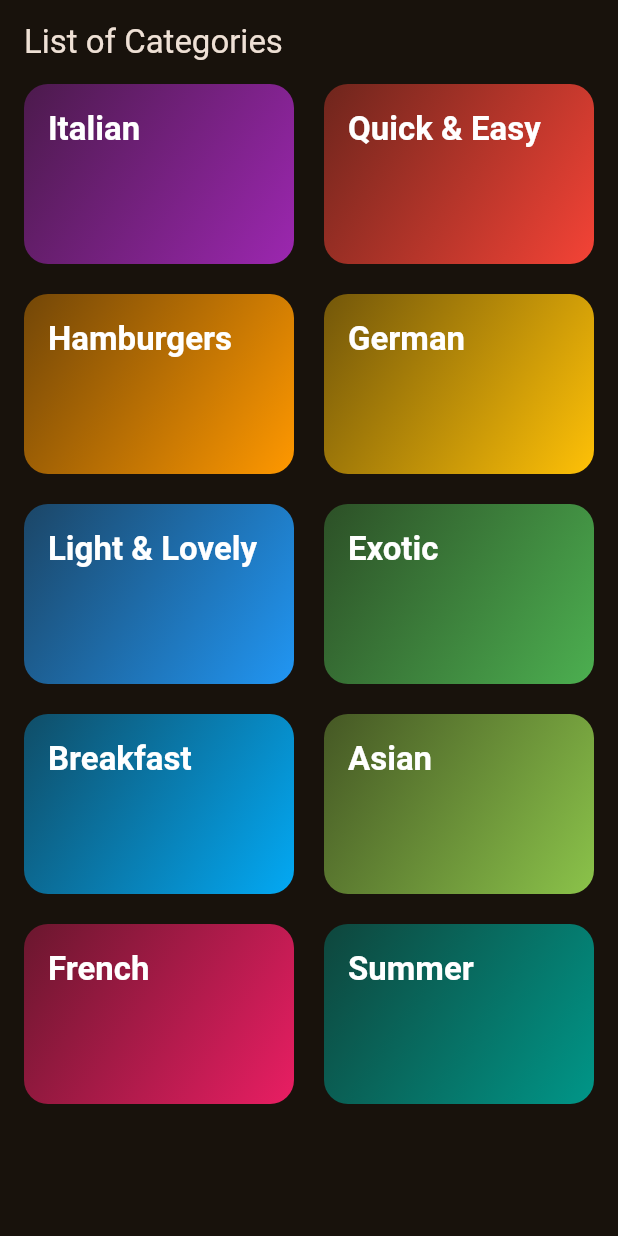
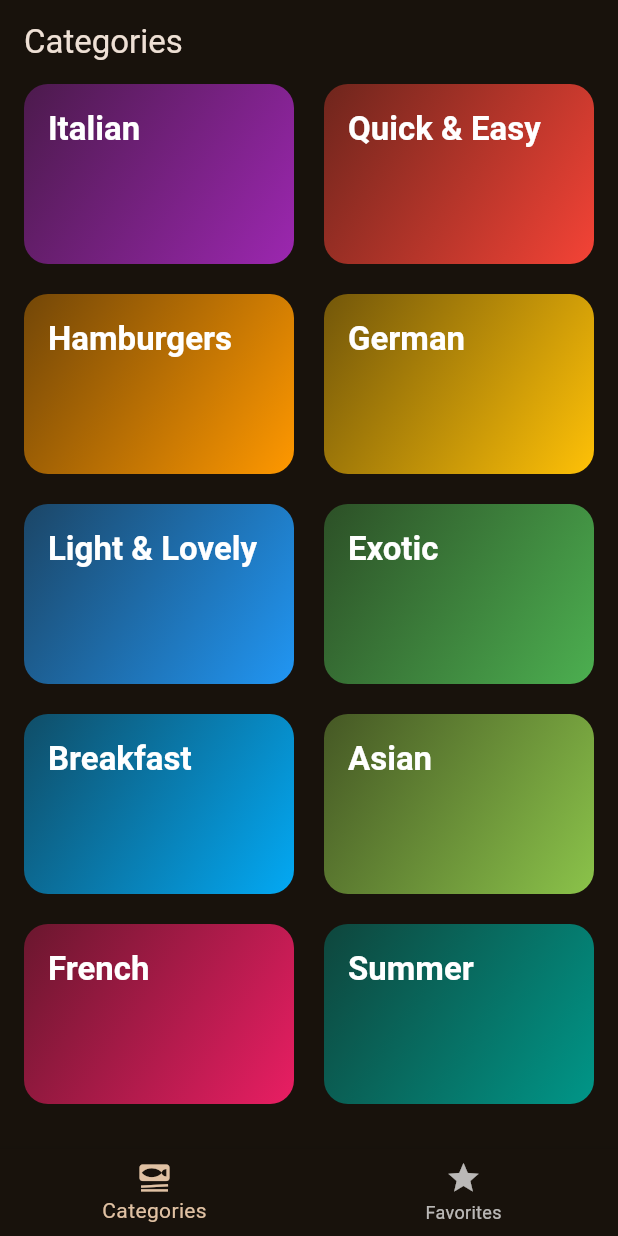
Before and after one commit to Orhanko/FlutterStart_4, a Flutter app: the screen it shows after launch, on a phone screen of 412 x 824 dp. Run offline on Flutter 3.47's test engine with Material 3 defaults, Android fonts, the phone set to English and light mode, and no system bars; our stand-ins replace transparent_image.

Commit message:
Implemented tab bar

```diff
--- a/lib/main.dart
+++ b/lib/main.dart
@@ -1,5 +1,6 @@
 import 'package:flutter/material.dart';
 import 'package:pocetak4/screens/categories_screen.dart';
+import 'package:pocetak4/screens/tabs.dart';
 
 final theme = ThemeData(
   useMaterial3: true,
@@ -17,6 +18,6 @@ class App extends StatelessWidget {
 
   @override
   Widget build(BuildContext context) {
-    return MaterialApp(theme: theme, home: CategoriesScreen());
+    return MaterialApp(theme: theme, home: TabsScreen());
   }
 }
--- a/lib/screens/categories_screen.dart
+++ b/lib/screens/categories_screen.dart
@@ -21,9 +21,7 @@ class CategoriesScreen extends StatelessWidget {
   const CategoriesScreen({super.key});
   @override
   Widget build(BuildContext context) {
-    return Scaffold(
-      appBar: AppBar(title: Text("List of Categories")),
-      body: GridView(
+    return GridView(
       padding: EdgeInsets.symmetric(horizontal: 16),
       gridDelegate: SliverGridDelegateWithFixedCrossAxisCount(
         crossAxisCount: 2,
@@ -40,7 +38,6 @@ class CategoriesScreen extends StatelessWidget {
             },
           ),
       ],
-      ),
     );
   }
 }
--- /dev/null
+++ b/lib/screens/tabs.dart
@@ -0,0 +1,50 @@
+import 'package:flutter/material.dart';
+import 'package:pocetak4/screens/categories_screen.dart';
+import 'package:pocetak4/screens/meals_screen.dart';
+
+class TabsScreen extends StatefulWidget {
+  const TabsScreen({super.key});
+  @override
+  State<TabsScreen> createState() {
+    return _TabsScreenState();
+  }
+}
+
+class _TabsScreenState extends State<TabsScreen> {
+  int selectedPageIndex = 0;
+
+  void selectPage(int index) {
+    setState(() {
+      selectedPageIndex = index;
+    });
+  }
+
+  @override
+  Widget build(BuildContext context) {
+    Widget activePage = CategoriesScreen();
+    var activePageTitle = "Categories";
+
+    if (selectedPageIndex == 1) {
+      activePage = MealsScreen(meals: []);
+      activePageTitle = "Favorites";
+    }
+    return Scaffold(
+      appBar: AppBar(title: Text(activePageTitle)),
+      body: activePage,
+      bottomNavigationBar: BottomNavigationBar(
+        currentIndex: selectedPageIndex,
+        onTap: selectPage,
+        items: [
+          BottomNavigationBarItem(
+            icon: Icon(Icons.set_meal, semanticLabel: "Categories"),
+            label: "Categories",
+          ),
+          BottomNavigationBarItem(
+            icon: Icon(Icons.star, semanticLabel: "Favorites"),
+            label: "Favorites",
+          ),
+        ],
+      ),
+    );
+  }
+}
```
Also changed, not shown: lib/screens/meals_screen.dart (+14 -7 lines), 10 other files. Lines whose indentation alone changed are shown as unchanged.
